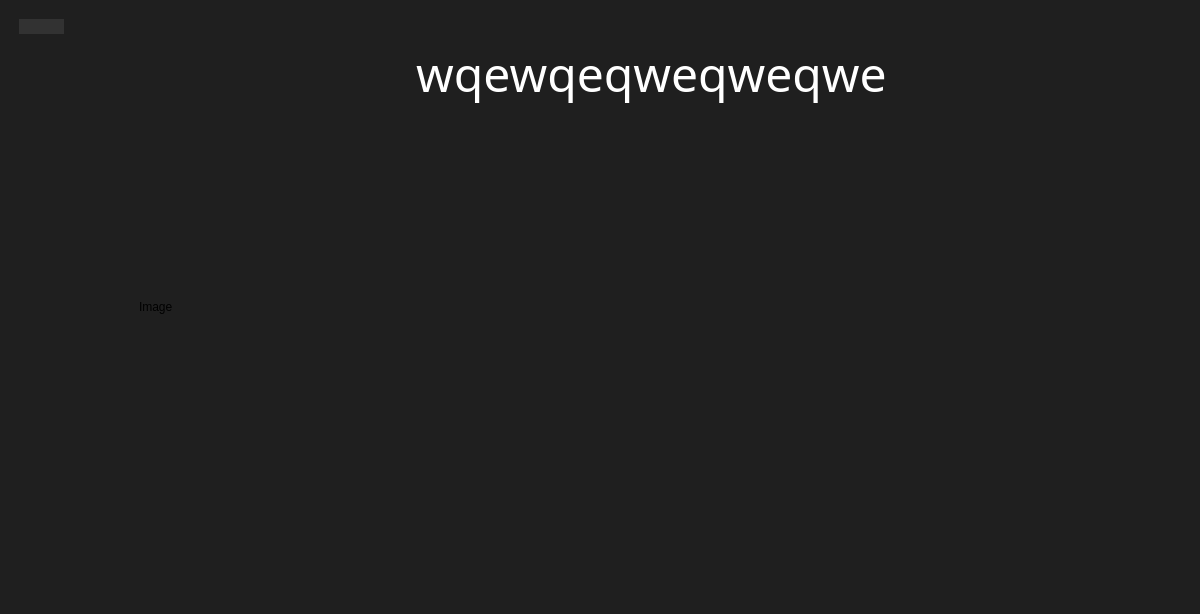
Before: the Qt Designer form src/mainwindow.ui in dimkashelk/SimpleKinopoiskQt, drawn with Qt 5.
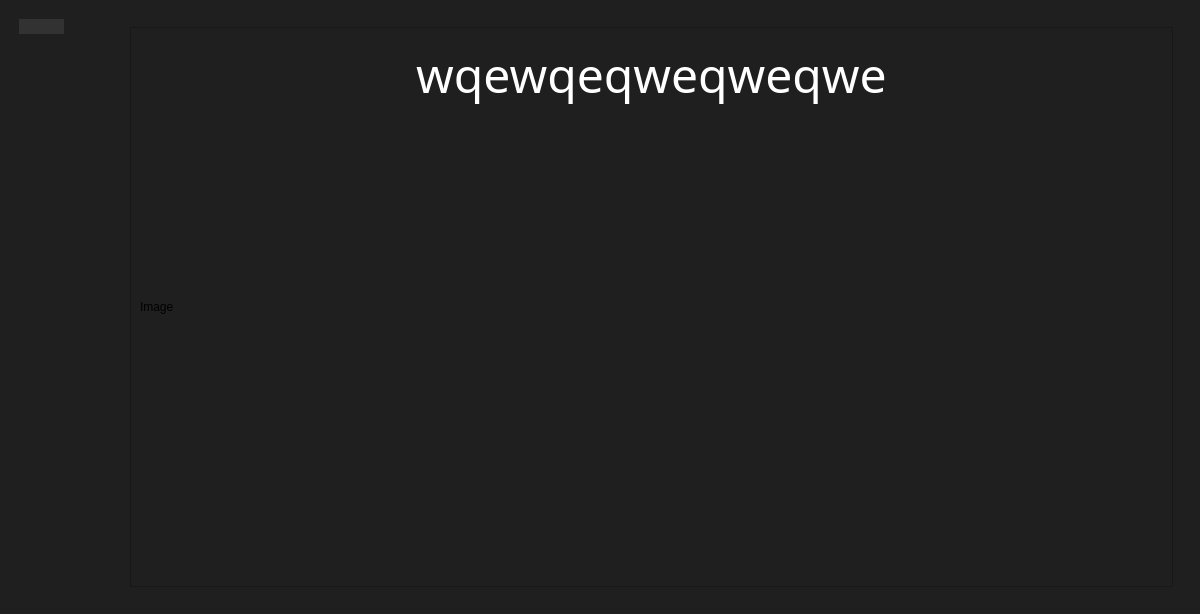
After: the same form once the commit is applied. Icons and pictures are not drawn.

```diff
--- a/src/mainwindow.ui
+++ b/src/mainwindow.ui
@@ -19,7 +19,7 @@
   </property>
   <widget class="QWidget" name="centralwidget">
    <property name="styleSheet">
-    <string notr="true">QWidget {
+    <string notr="true">QWidget#centralwidget {
 	border: 0;
 }</string>
    </property>
@@ -36,7 +36,6 @@
 	background-color: rgba(255, 255, 255, 0);
 	padding: 10px;
 	border-radius: 10px;
-	border: 0;
 }
 
 QTabBar::tab:selected, QTabBar::tab:hover {
@@ -49,7 +48,6 @@
 	padding: 15px;
 	padding-top: 0px;
 	margin: 10px; 
-	border: 0;
 }
 
 QTabWidget::pane {
@@ -78,9 +76,6 @@
        <bool>true</bool>
       </property>
       <widget class="QWidget" name="main">
-       <property name="styleSheet">
-        <string notr="true">border: 0;</string>
-       </property>
        <attribute name="icon">
         <iconset>
          <normaloff>../build-src-Desktop_Qt_6_2_1_MinGW_64_bit-Debug/main-page.png</normaloff>../build-src-Desktop_Qt_6_2_1_MinGW_64_bit-Debug/main-page.png</iconset>
@@ -289,71 +284,7 @@
             <string notr="true">QTextEdit {
 	color: rgb(255, 255, 255);
 	border: 0;
-}
-
-QScrollBar:vertical
-    {
-        background-color: #2A2929;
-        width: 15px;
-        margin: 15px 3px 15px 3px;
-        border: 1px transparent #2A2929;
-        border-radius: 4px;
-    }
-
-    QScrollBar::handle:vertical
-    {
-        background-color: grey;         /* #605F5F; */
-        min-height: 5px;
-        border-radius: 4px;
-    }
-
-    QScrollBar::sub-line:vertical
-    {
-        margin: 3px 0px 3px 0px;
-        border-image: url(:/qss_icons/rc/up_arrow_disabled.png);
-        height: 10px;
-        width: 10px;
-        subcontrol-position: top;
-        subcontrol-origin: margin;
-    }
-
-    QScrollBar::add-line:vertical
-    {
-        margin: 3px 0px 3px 0px;
-        border-image: url(:/qss_icons/rc/down_arrow_disabled.png);
-        height: 10px;
-        width: 10px;
-        subcontrol-position: bottom;
-        subcontrol-origin: margin;
-    }
-
-    QScrollBar::sub-line:vertical:hover,QScrollBar::sub-line:vertical:on
-    {
-        border-image: url(:/qss_icons/rc/up_arrow.png);
-        height: 10px;
-        width: 10px;
-        subcontrol-position: top;
-        subcontrol-origin: margin;
-    }
-
-    QScrollBar::add-line:vertical:hover, QScrollBar::add-line:vertical:on
-    {
-        border-image: url(:/qss_icons/rc/down_arrow.png);
-        height: 10px;
-        width: 10px;
-        subcontrol-position: bottom;
-        subcontrol-origin: margin;
-    }
-
-    QScrollBar::up-arrow:vertical, QScrollBar::down-arrow:vertical
-    {
-        background: none;
-    }
-
-    QScrollBar::add-page:vertical, QScrollBar::sub-page:vertical
-    {
-        background: none;
-    }</string>
+}</string>
            </property>
            <layout class="QVBoxLayout" name="verticalLayout_3">
             <item>
@@ -399,9 +330,6 @@
               </item>
               <item>
                <widget class="QScrollArea" name="scrollArea">
-                <property name="styleSheet">
-                 <string notr="true">border: 0;</string>
-                </property>
                 <property name="widgetResizable">
                  <bool>true</bool>
                 </property>
@@ -410,8 +338,8 @@
                   <rect>
                    <x>0</x>
                    <y>0</y>
-                   <width>984</width>
-                   <height>558</height>
+                   <width>969</width>
+                   <height>544</height>
                   </rect>
                  </property>
                  <property name="sizePolicy">
@@ -420,9 +348,6 @@
                    <verstretch>0</verstretch>
                   </sizepolicy>
                  </property>
-                 <property name="styleSheet">
-                  <string notr="true">border: 0;</string>
-                 </property>
                  <layout class="QVBoxLayout" name="verticalLayout_7">
                   <item>
                    <widget class="QTextEdit" name="title">
@@ -469,16 +394,10 @@
                      </font>
                     </property>
                     <property name="verticalScrollBarPolicy">
-                     <enum>Qt::ScrollBarAsNeeded</enum>
+                     <enum>Qt::ScrollBarAlwaysOff</enum>
                     </property>
                     <property name="horizontalScrollBarPolicy">
-                     <enum>Qt::ScrollBarAsNeeded</enum>
-                    </property>
-                    <property name="readOnly">
-                     <bool>true</bool>
-                    </property>
-                    <property name="textInteractionFlags">
-                     <set>Qt::NoTextInteraction</set>
+                     <enum>Qt::ScrollBarAlwaysOff</enum>
                     </property>
                    </widget>
                   </item>
```
Left out of the diff: 85 changed lines with no effect on the pictures.
